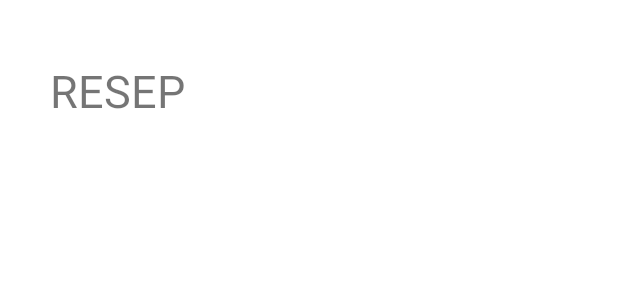
After one commit to robertusbagaskara/android-bmi-workout-app, an Android app: the layout activity_resep.xml on its own in the app's theme, with its tools: preview values and no code run, on a phone screen of 412 x 824 dp. The commit adds this screen. Shown: the top 300 px of the screen. Run offline under Robolectric (Android 15) with nearby library versions, the phone set to English and light mode, and no system bars.

Commit message:
intent resep

```diff
--- a/app/src/main/AndroidManifest.xml
+++ b/app/src/main/AndroidManifest.xml
@@ -15,6 +15,8 @@
         <activity android:name=".activity_workout_time" />
         <activity android:name=".workout_menu" />
         <activity android:name=".profile_page" />
+        <activity android:name=".activity_resep" />
+        <activity android:name=".TipsActivity" />
         <activity android:name=".MainActivity">
             <intent-filter>
                 <action android:name="android.intent.action.MAIN" />
@@ -22,7 +24,6 @@
                 <category android:name="android.intent.category.LAUNCHER" />
             </intent-filter>
         </activity>
-        <activity android:name=".TipsActivity" />
     </application>
 
 </manifest>
--- /dev/null
+++ b/app/src/main/res/layout/activity_resep.xml
@@ -0,0 +1,19 @@
+<?xml version="1.0" encoding="utf-8"?>
+<androidx.constraintlayout.widget.ConstraintLayout
+    xmlns:android="http://schemas.android.com/apk/res/android"
+    xmlns:app="http://schemas.android.com/apk/res-auto"
+    android:layout_width="match_parent"
+    android:layout_height="match_parent">
+
+    <TextView
+        android:id="@+id/textView28"
+        android:layout_width="wrap_content"
+        android:layout_height="wrap_content"
+        android:layout_marginTop="40dp"
+        android:text="RESEP"
+        android:textSize="30dp"
+        app:layout_constraintEnd_toEndOf="parent"
+        app:layout_constraintHorizontal_bias="0.104"
+        app:layout_constraintStart_toStartOf="parent"
+        app:layout_constraintTop_toTopOf="parent" />
+</androidx.constraintlayout.widget.ConstraintLayout>
```
Also changed, not shown: app/src/main/java/com/example/ta_pam/MainActivity.java (+8 -0 lines), app/src/main/java/com/example/ta_pam/activity_resep.java (added, +12 -0 lines).
